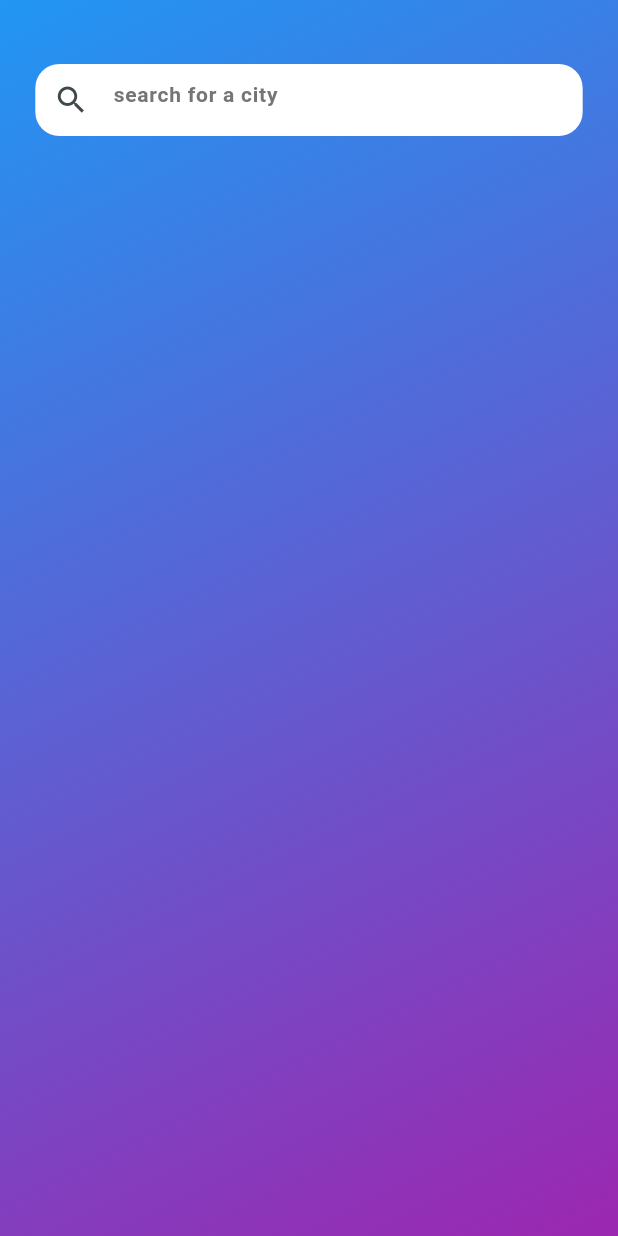
After one commit to Ahmed-miska/weather, a Flutter app: the screen it shows after launch, after a tap on the "search" icon, on a phone screen of 412 x 824 dp. The commit adds this screen. Run offline on Flutter 3.47's test engine with Material 3 defaults, Android fonts, the phone set to English and light mode, and no system bars; our stand-ins replace flutter_screenutil, flutter_svg.

Commit message:
Create Search Screen

```diff
--- a/lib/core/routing/app_router.dart
+++ b/lib/core/routing/app_router.dart
@@ -2,6 +2,7 @@ import 'package:flutter/material.dart';
 
 import 'package:weahter/core/routing/routes.dart';
 import 'package:weahter/features/home/ui/home_screen.dart';
+import 'package:weahter/features/search/ui/search_screen.dart';
 
 class AppRouter {
   Route? generateRoute(RouteSettings settings) {
@@ -12,7 +13,10 @@ class AppRouter {
         return MaterialPageRoute(
           builder: (_) => const HomeScreen(),
         );
-
+      case Routes.searchScreen:
+        return MaterialPageRoute(
+          builder: (_) => const SearchScreen(),
+        );
       default:
         return null;
     }
--- a/lib/core/routing/routes.dart
+++ b/lib/core/routing/routes.dart
@@ -1,4 +1,6 @@
 class Routes {
   static const String homeScreen = '/homeScreen';
 
+  static const String searchScreen = '/searchScreen';
+
 }
--- a/lib/core/theming/styles.dart
+++ b/lib/core/theming/styles.dart
@@ -18,6 +18,21 @@ class AppTextStyles {
     fontWeight: FontWeight.bold,
     color: AppColors.white,
   );
+  static TextStyle font14BlackBold = const TextStyle(
+    fontSize: 14,
+    fontWeight: FontWeight.bold,
+    color: AppColors.darkBlue,
+  );
+    static TextStyle font14GrayBold = const TextStyle(
+    fontSize: 14,
+    fontWeight: FontWeight.bold,
+    color: AppColors.gray,
+  );
+  static TextStyle font18BlackBold = const TextStyle(
+    fontSize: 18,
+    fontWeight: FontWeight.w400,
+    color: AppColors.darkBlue,
+  );
 
   static TextStyle font32whiteBold = const TextStyle(
     fontSize: 32,
--- a/lib/features/home/ui/home_screen.dart
+++ b/lib/features/home/ui/home_screen.dart
@@ -1,12 +1,11 @@
 import 'package:flutter/material.dart';
 import 'package:flutter_screenutil/flutter_screenutil.dart';
 import 'package:weahter/core/helpers/spacing.dart';
-import 'package:weahter/core/theming/colors.dart';
 import 'package:weahter/core/theming/styles.dart';
 import 'package:weahter/features/home/ui/widgets/container_of_rane_humidity_wind.dart';
 import 'package:weahter/features/home/ui/widgets/home_weather_icon.dart';
 import 'package:weahter/features/home/ui/widgets/max_and_min_temperature.dart';
-
+import 'package:weahter/features/home/ui/widgets/search_icon.dart';
 import 'widgets/forcast_container.dart';
 
 class HomeScreen extends StatelessWidget {
@@ -31,10 +30,7 @@ class HomeScreen extends StatelessWidget {
             padding: EdgeInsets.symmetric(horizontal: 24.w, vertical: 24.h),
             child: Column(
               children: [
-                Align(
-                  alignment: Alignment.centerRight,
-                  child: Icon(Icons.search, size: 25.h, color: AppColors.white),
-                ),
+                const SearchIcon(),
                 verticalSpace(20),
                 Text('London', style: AppTextStyles.font20WhiteBold),
                 verticalSpace(20),
--- /dev/null
+++ b/lib/features/home/ui/widgets/search_icon.dart
@@ -0,0 +1,28 @@
+import 'package:flutter/material.dart';
+import 'package:flutter_screenutil/flutter_screenutil.dart';
+import 'package:weahter/core/helpers/extensions.dart';
+import 'package:weahter/core/routing/routes.dart';
+import 'package:weahter/core/theming/colors.dart';
+
+class SearchIcon extends StatelessWidget {
+  const SearchIcon({
+    super.key,
+  });
+
+  @override
+  Widget build(BuildContext context) {
+    return Align(
+      alignment: Alignment.centerRight,
+      child: GestureDetector(
+        onTap: () {
+          context.pushNamed(Routes.searchScreen);
+        },
+        child: Icon(
+          Icons.search,
+          size: 25.h,
+          color: AppColors.white,
+        ),
+      ),
+    );
+  }
+}
--- /dev/null
+++ b/lib/features/search/ui/search_screen.dart
@@ -0,0 +1,37 @@
+import 'package:flutter/material.dart';
+import 'package:flutter_screenutil/flutter_screenutil.dart';
+import 'package:weahter/core/helpers/spacing.dart';
+import 'package:weahter/features/search/ui/widgets/custom_search_bar.dart';
+
+class SearchScreen extends StatelessWidget {
+  const SearchScreen({super.key});
+
+  @override
+  Widget build(BuildContext context) {
+    return Scaffold(
+      body: Container(
+        decoration: const BoxDecoration(
+          gradient: LinearGradient(
+            begin: Alignment.topLeft,
+            end: Alignment.bottomRight,
+            colors: [
+              Colors.blue,
+              Colors.purple,
+            ],
+          ),
+        ),
+        child: Padding(
+          padding: EdgeInsets.symmetric(horizontal: 24.w, vertical: 24.h),
+          child: Column(
+            children: [
+              verticalSpace(20),
+              CustomSearchBar(
+                controller: TextEditingController(),
+              ),
+            ],
+          ),
+        ),
+      ),
+    );
+  }
+}
--- /dev/null
+++ b/lib/features/search/ui/widgets/custom_search_bar.dart
@@ -0,0 +1,33 @@
+import 'package:flutter/material.dart';
+import 'package:weahter/core/theming/colors.dart';
+import 'package:weahter/core/theming/styles.dart';
+
+class CustomSearchBar extends StatelessWidget {
+  final TextEditingController controller;
+  final Function(String)? onChanged;
+  const CustomSearchBar({
+    super.key,
+    required this.controller,
+    this.onChanged,
+  });
+
+  @override
+  Widget build(BuildContext context) {
+    return Container(
+      decoration: BoxDecoration(
+        color: AppColors.white,
+        borderRadius: BorderRadius.circular(16),
+      ),
+      child: TextField(
+        controller: controller,
+        decoration: InputDecoration(
+          border: InputBorder.none,
+          prefixIcon: const Icon(Icons.search),
+          hintText: 'search for a city',
+          hintStyle: AppTextStyles.font14GrayBold,
+        ),
+        onChanged: onChanged,
+      ),
+    );
+  }
+}
--- a/pubspec.yaml
+++ b/pubspec.yaml
@@ -29,6 +29,7 @@ environment:
 # versions available, run `flutter pub outdated`.
 dependencies:
   cupertino_icons: ^1.0.6
+  dropdown_button2: ^2.3.9
   flutter:
     sdk: flutter
   flutter_screenutil: ^5.9.3
```
Also changed, not shown: pubspec.lock.
